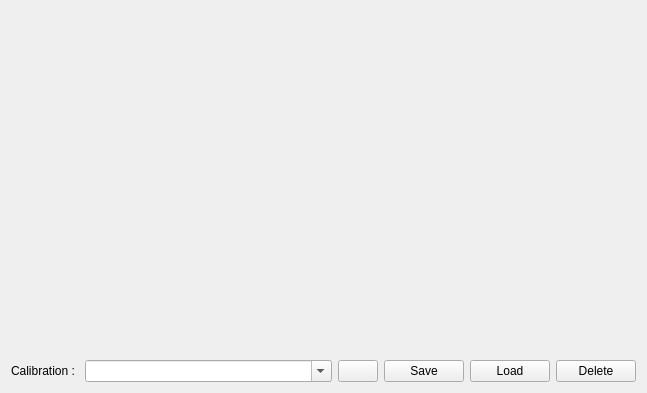
This is elikos_remote_calib/resource/calib_node.ui in elikos/elikos_util as Qt 5 draws it before an edit. The edited form follows.
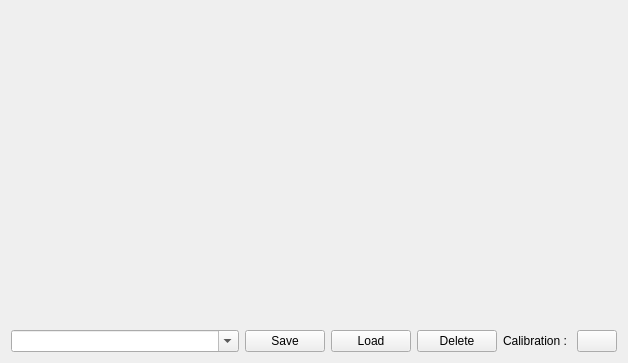
This is the edited form. Icons and pictures are not drawn.

Patch:
```diff
--- a/elikos_remote_calib/resource/calib_node.ui
+++ b/elikos_remote_calib/resource/calib_node.ui
@@ -6,8 +6,8 @@
    <rect>
     <x>0</x>
     <y>0</y>
-    <width>647</width>
-    <height>393</height>
+    <width>628</width>
+    <height>363</height>
    </rect>
   </property>
   <property name="windowTitle">
@@ -26,13 +26,6 @@
    </item>
    <item>
     <layout class="QHBoxLayout" name="horizontalLayout">
-     <item>
-      <widget class="QLabel" name="lblCalibFileInfo">
-       <property name="text">
-        <string>Calibration : </string>
-       </property>
-      </widget>
-     </item>
      <item>
       <widget class="QComboBox" name="cmbFileNames">
        <property name="sizePolicy">
@@ -46,6 +39,34 @@
        </property>
       </widget>
      </item>
+     <item>
+      <widget class="QPushButton" name="btnSave">
+       <property name="text">
+        <string>Save</string>
+       </property>
+      </widget>
+     </item>
+     <item>
+      <widget class="QPushButton" name="btnLoad">
+       <property name="text">
+        <string>Load</string>
+       </property>
+      </widget>
+     </item>
+     <item>
+      <widget class="QPushButton" name="btnDelete">
+       <property name="text">
+        <string>Delete</string>
+       </property>
+      </widget>
+     </item>
+     <item>
+      <widget class="QLabel" name="lblCalibFileInfo">
+       <property name="text">
+        <string>Calibration : </string>
+       </property>
+      </widget>
+     </item>
      <item>
       <widget class="QPushButton" name="btnRefresh">
        <property name="sizePolicy">
@@ -64,27 +85,6 @@
        </property>
       </widget>
      </item>
-     <item>
-      <widget class="QPushButton" name="btnSave">
-       <property name="text">
-        <string>Save</string>
-       </property>
-      </widget>
-     </item>
-     <item>
-      <widget class="QPushButton" name="btnLoad">
-       <property name="text">
-        <string>Load</string>
-       </property>
-      </widget>
-     </item>
-     <item>
-      <widget class="QPushButton" name="btnDelete">
-       <property name="text">
-        <string>Delete</string>
-       </property>
-      </widget>
-     </item>
     </layout>
    </item>
   </layout>
```
